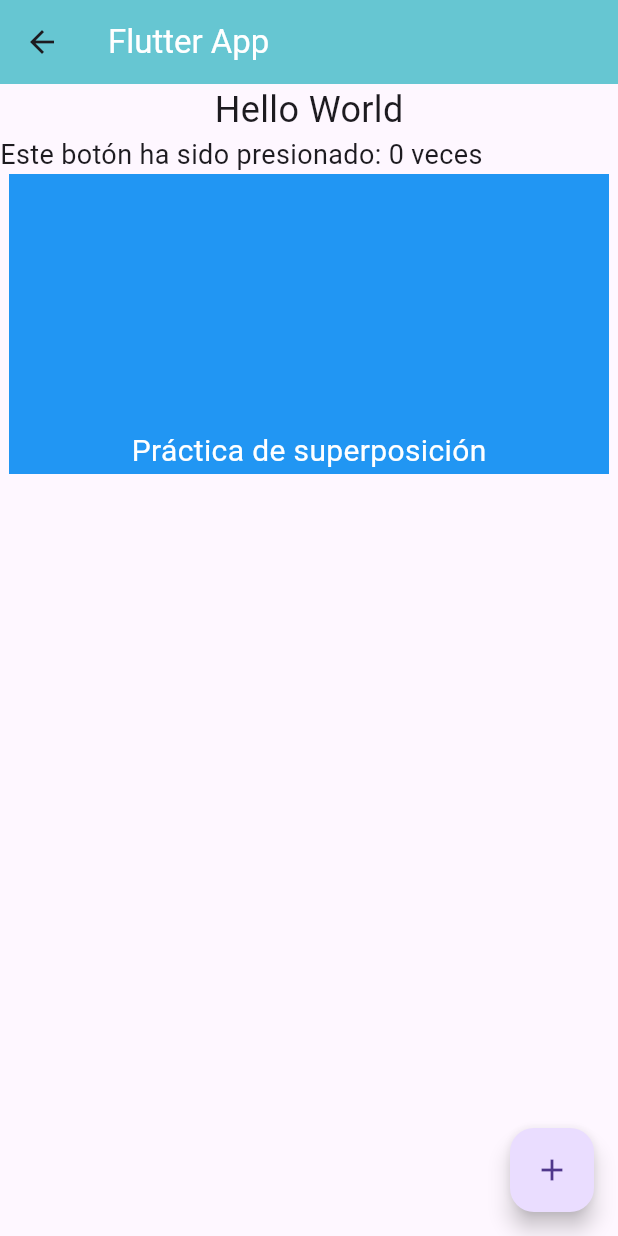
After one commit to Hito-Hiro/flutter_hello_world, a Flutter app: the screen it shows after launch, after a tap on "Ir a segunda página", on a phone screen of 412 x 824 dp. The commit adds this screen. Run offline on Flutter 3.47's test engine with Material 3 defaults, Android fonts, the phone set to English and light mode, and no system bars.

Commit message:
Agregue una nueva práctica

```diff
--- a/lib/main.dart
+++ b/lib/main.dart
@@ -1,5 +1,6 @@
 import 'package:flutter/material.dart';
 import 'package:provider/provider.dart';
+import 'mainpage.dart';
 
 void main() {  //Inicia la app
   runApp(MyApp());
@@ -10,13 +11,17 @@ class MyApp extends StatelessWidget { //Configura la app
 
   @override
   Widget build(BuildContext context) {
+
     return ChangeNotifierProvider(
+
       create: (context) => MyAppState(),            //Se crea el estado global de la app
       child: MaterialApp(                //Define la configuración global
         title: 'Namer App',
+
         theme: ThemeData(
           useMaterial3: true,
         ),
+
         home: MyHomePage(), //Página de inicio
       ),
     );
@@ -29,15 +34,18 @@ class MyAppState extends ChangeNotifier {
 
 class MyHomePage extends StatelessWidget {  //Define la pantalla principal de la app
   @override
+
   Widget build(BuildContext context) {
-    return Scaffold( //Contenedor que muestra la estructura básica de Flutter
+
+    return Scaffold(                      //Contenedor que muestra la estructura básica de Flutter
       appBar: AppBar(
         title: Text("Welcome to Flutter"), //Titulo en la parte superior
       ),
+
       body: Center(
-        child: Text(
-          "Hello World",
-          style: TextStyle(fontSize: 24), // Ajusta el tamaño del texto
+        child: ElevatedButton(onPressed: (){
+          Navigator.push(context, MaterialPageRoute(builder: (context)=> const Mainpage()),);  //conexión con la segunda página
+        }, child: const Text("Ir a segunda página", style: TextStyle(fontSize: 18, color: Colors.black),),
         ),
       ),
     );
--- /dev/null
+++ b/lib/mainpage.dart
@@ -0,0 +1,86 @@
+import 'package:flutter/material.dart';
+
+void main(){
+  runApp(const MyApp());
+}
+
+class MyApp extends StatelessWidget{      //Puedes configurar toda la aplicación aquí
+  const MyApp({super.key});
+
+  @override
+  Widget build(BuildContext context){
+     return MaterialApp(
+      theme: ThemeData(                   //Theme Data sirve para modificar los estilos de la app
+
+        colorSchemeSeed: Colors.cyan,     //Este indica los colores que tendrán los botones, los inconos y la navbar
+
+        useMaterial3: true,               //Contiene el material para cambiar los estilos
+      ),
+      home: const Mainpage(),
+    );
+  }
+}
+
+class Mainpage extends StatefulWidget{
+  const Mainpage({super.key});
+
+  @override
+  State<Mainpage> createState()=>_MainpageState();
+}
+
+
+class _MainpageState extends State<Mainpage>{
+
+  int count = 0;
+
+  @override
+  Widget build(BuildContext context){
+    return Scaffold(                          //Esta es la base para la app
+
+      appBar: AppBar(title: Text('Flutter App', style: TextStyle(color: Colors.white),),
+      backgroundColor: const Color.fromARGB(255, 102, 198, 210),),         //Este sería el Navbar
+
+      body: Center(                                   //Este sería el contenedor principal
+
+        child: Column(                        //Alinea el contenido de forma vertical
+          children: [
+            Text('Hello World', style: TextStyle(fontSize: 24),),
+
+            Row(                             //Alinea el contenido de forma horizontal
+              children: [
+                Text('Este botón ha sido presionado: ', style: TextStyle(fontSize: 18),),
+                Text('$count veces', style: TextStyle(fontSize: 18),)],
+            ),
+
+            Stack(                  //Sirve para uperponer widgets
+              alignment: Alignment.bottomCenter,
+              children: <Widget>[
+
+                Container(          //Esto es un contenedor
+                  color: Colors.blue,
+                  width: 400,
+                  height: 200,
+                ),
+
+                Container(
+                  padding: const EdgeInsets.all(1),
+                  child: const Text('Práctica de superposición',
+                  style: TextStyle(color: Colors.white, fontSize: 20),),
+                ),
+              ],
+            ),
+          ],
+        ),
+      ),
+
+      floatingActionButton: FloatingActionButton(onPressed: (){     //Esto sería un botón
+        setState(() {
+          count++;
+        });
+        print('El nuevo valor del contador es $count');
+      },
+      child: const Icon(Icons.add),
+      ),
+    );
+  }
+}
```
